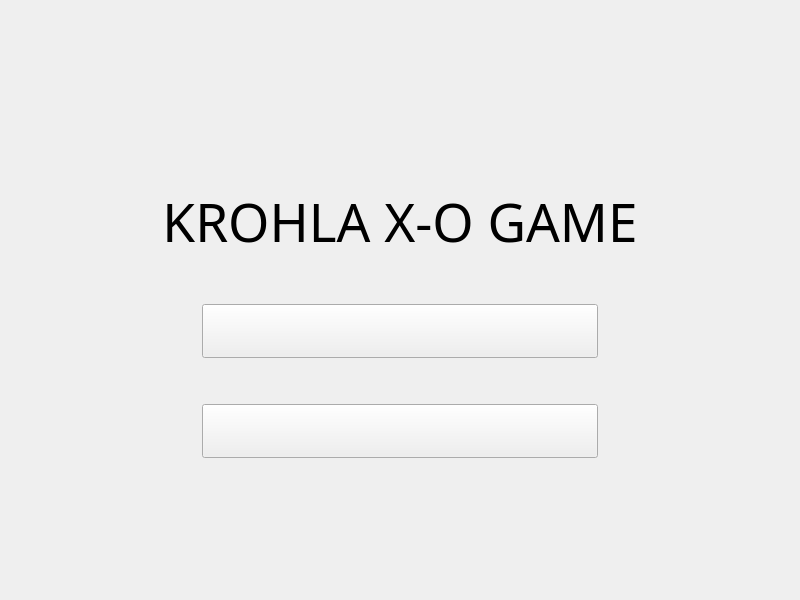
First picture: the form in game.ui, repository TithSambath/Game-XO, before the edit.
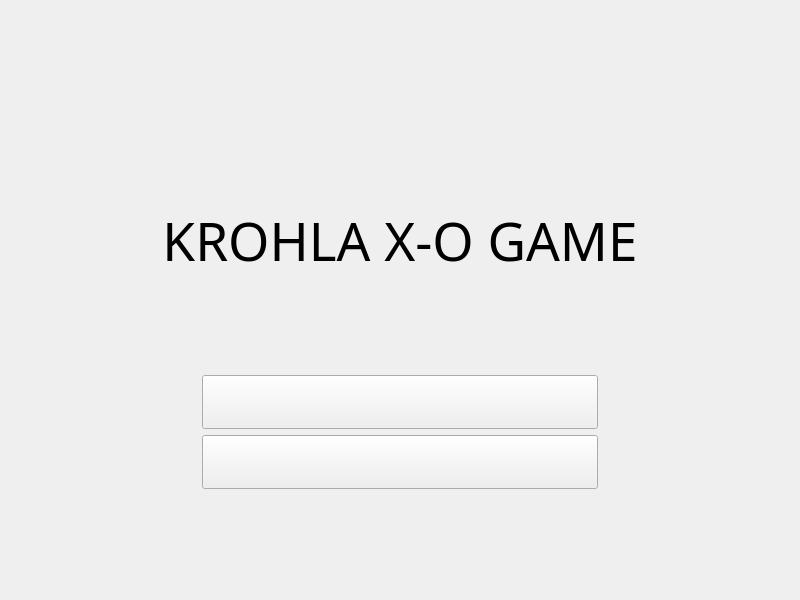
Second picture: the form after the edit. Icons and pictures are not drawn.

```diff
--- a/game.ui
+++ b/game.ui
@@ -55,7 +55,7 @@
              <enum>Qt::Vertical</enum>
             </property>
             <property name="sizeType">
-             <enum>QSizePolicy::Preferred</enum>
+             <enum>QSizePolicy::Expanding</enum>
             </property>
             <property name="sizeHint" stdset="0">
              <size>
@@ -156,7 +156,7 @@
               <property name="sizeHint" stdset="0">
                <size>
                 <width>40</width>
-                <height>20</height>
+                <height>100</height>
                </size>
               </property>
              </spacer>
@@ -165,6 +165,12 @@
              <layout class="QVBoxLayout" name="verticalLayout_4">
               <item>
                <widget class="QPushButton" name="PLAY_BUTTON_3">
+                <property name="sizePolicy">
+                 <sizepolicy hsizetype="Minimum" vsizetype="Maximum">
+                  <horstretch>0</horstretch>
+                  <verstretch>0</verstretch>
+                 </sizepolicy>
+                </property>
                 <property name="font">
                  <font>
                   <family>Cooper Black</family>
@@ -200,19 +206,6 @@
                 </property>
                </widget>
               </item>
-              <item>
-               <spacer name="verticalSpacer_9">
-                <property name="orientation">
-                 <enum>Qt::Vertical</enum>
-                </property>
-                <property name="sizeHint" stdset="0">
-                 <size>
-                  <width>20</width>
-                  <height>40</height>
-                 </size>
-                </property>
-               </spacer>
-              </item>
               <item>
                <widget class="QPushButton" name="QUIT_BUTTON_4">
                 <property name="font">
@@ -240,22 +233,6 @@
                 </property>
                </widget>
               </item>
-              <item>
-               <spacer name="verticalSpacer_10">
-                <property name="orientation">
-                 <enum>Qt::Vertical</enum>
-                </property>
-                <property name="sizeType">
-                 <enum>QSizePolicy::Expanding</enum>
-                </property>
-                <property name="sizeHint" stdset="0">
-                 <size>
-                  <width>20</width>
-                  <height>40</height>
-                 </size>
-                </property>
-               </spacer>
-              </item>
              </layout>
             </item>
             <item>
@@ -269,7 +246,7 @@
               <property name="sizeHint" stdset="0">
                <size>
                 <width>40</width>
-                <height>20</height>
+                <height>100</height>
                </size>
               </property>
              </spacer>
```
Left out of the diff: 30 changed lines with no effect on the pictures.
